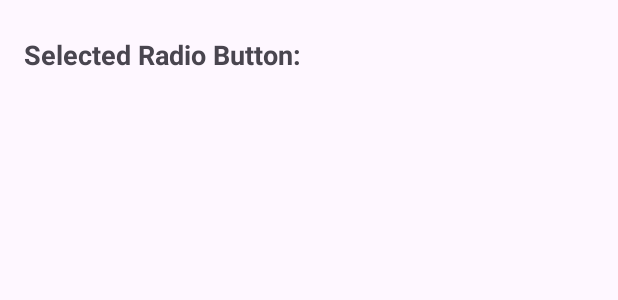
After one commit to hicham2000/Stockify-FrontEnd, an Android app: the layout activity_ingredients_quantity.xml on its own in the app's theme, with its tools: preview values and no code run, on a phone screen of 412 x 824 dp. The commit adds this screen. Shown: the top 300 px of the screen. Run offline under Robolectric (Android 15) with nearby library versions, the light colour scheme and no system bars; network calls fail.

Commit message:
select ingredients quantity screen

```diff
--- a/app/src/main/java/com/example/stockifi/Liste_Course/ListeDeCourse.java
+++ b/app/src/main/java/com/example/stockifi/Liste_Course/ListeDeCourse.java
@@ -63,7 +63,7 @@ public class ListeDeCourse extends AppCompatActivity {
                                 JSONObject jsonObject = jsonResponse.getJSONObject(i);
                                 int id=jsonObject.getInt("id");
                                 String intitule = jsonObject.getString("intitule");
-                                String quantite = jsonObject.getString("quantite");
+                                Double quantite = jsonObject.getDouble("quantite");
                                 String mesure = jsonObject.getString("uniteDeMesure");
                                 dataList.add(new Produit(id,intitule,quantite,mesure));
                             }
--- a/app/src/main/res/layout/activity_ingredients.xml
+++ b/app/src/main/res/layout/activity_ingredients.xml
@@ -70,14 +70,17 @@ android:background="@color/vert">
 
             >
 
+
+
             <ListView
                 android:id="@+id/myListViewingredient"
                 android:layout_width="match_parent"
                 android:layout_height="480dp"
                 android:paddingBottom="20dp"/>
 
+
             <Button
-                android:id="@+id/ajouterhgf"
+                android:id="@+id/ajouteringredients"
                 android:layout_width="wrap_content"
                 android:layout_height="wrap_content"
                 android:background="@drawable/ellipse_menu"
--- /dev/null
+++ b/app/src/main/res/layout/activity_ingredients_quantity.xml
@@ -0,0 +1,16 @@
+<!-- activity_second.xml -->
+<RelativeLayout xmlns:android="http://schemas.android.com/apk/res/android"
+    android:layout_width="match_parent"
+    android:layout_height="match_parent">
+
+    <TextView
+        android:id="@+id/selectedRadioTextView"
+        android:layout_width="wrap_content"
+        android:layout_height="wrap_content"
+        android:text="Selected Radio Button:"
+        android:textSize="18sp"
+        android:textStyle="bold"
+        android:layout_marginTop="24dp"
+        android:layout_marginStart="16dp"/>
+
+</RelativeLayout>
--- a/app/src/main/res/layout/ingredientlist.xml
+++ b/app/src/main/res/layout/ingredientlist.xml
@@ -10,7 +10,6 @@
         android:layout_width="wrap_content"
         android:layout_height="wrap_content"
         android:text="Option"
-
         android:textSize="20sp"
         android:textColor="#FFFFFF"
         android:buttonTint="#FFFFFF"
```
Also changed, not shown: app/src/main/AndroidManifest.xml (+3 -10 lines), app/src/main/java/com/example/stockifi/Liste_Course/Produit.java (+19 -4 lines), app/src/main/java/com/example/stockifi/Repas/CustomAdapter.java (+18 -0 lines), app/src/main/java/com/example/stockifi/Repas/ingredients.java (+33 -1 lines), app/src/main/java/com/example/stockifi/Repas/ingredients_quantity.java (added, +21 -0 lines).
